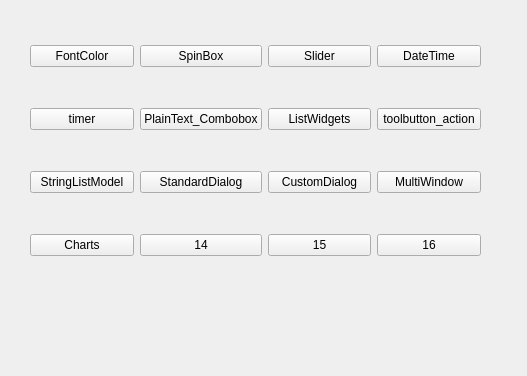
The window that src/QT_Demo/entry_form.ui (dbase/QT_Demo) describes before a commit, drawn with Qt 5.
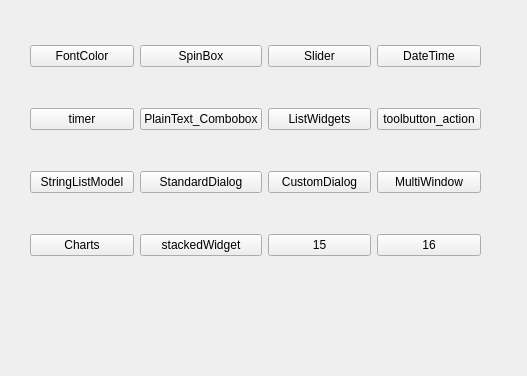
The same window after the commit.

Commit message: QT_Demo版本：增加学习QStackedWidget类的界面。  有点类似于界面导航的感觉。

Patch:
```diff
--- a/src/QT_Demo/entry_form.ui
+++ b/src/QT_Demo/entry_form.ui
@@ -117,7 +117,7 @@
     <item row="3" column="1">
      <widget class="QPushButton" name="btn14">
       <property name="text">
-       <string>14</string>
+       <string>stackedWidget</string>
       </property>
      </widget>
     </item>
```
The commit also changes 15 other files.
